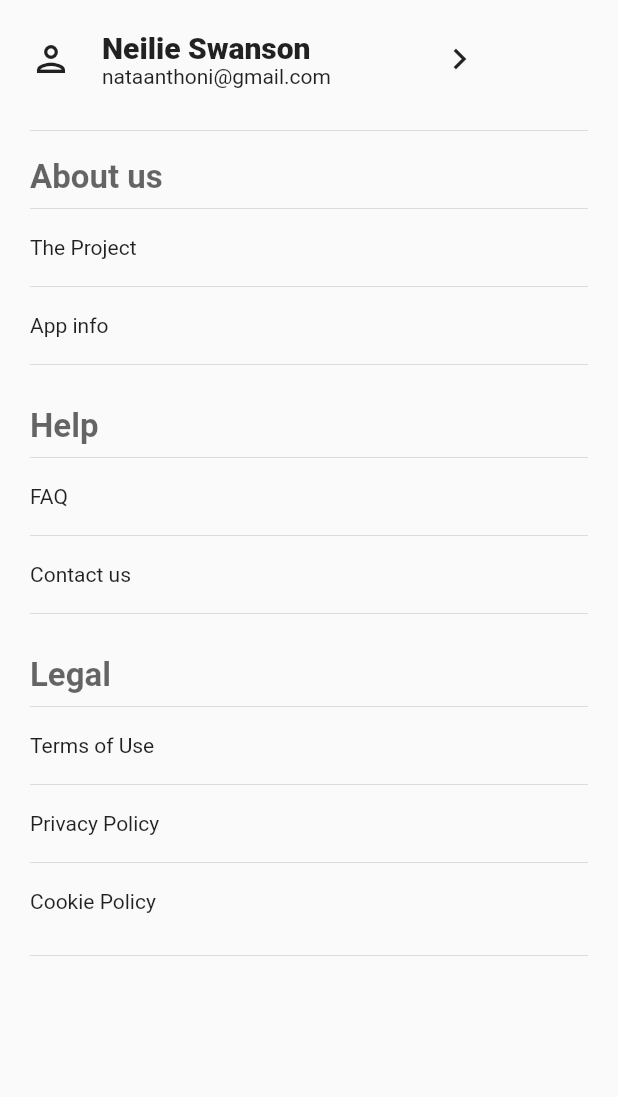
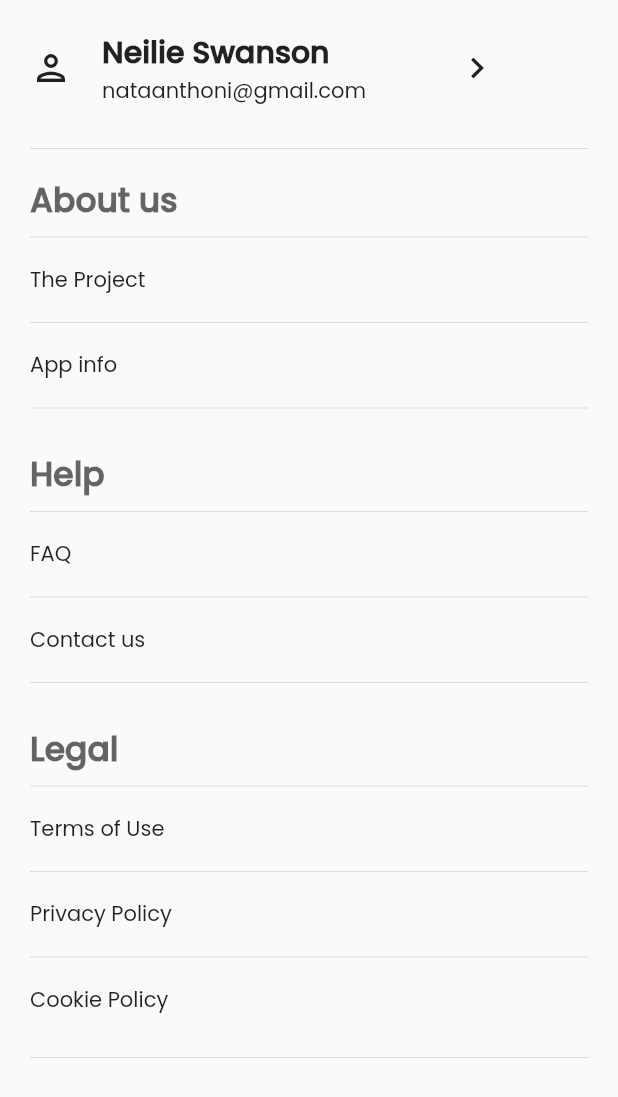
Before and after one commit to Nataanthoni/FlutterBoiler, a Flutter app: the WelcomeScreen screen opened directly, after a tap on "Profile screen", on a phone screen of 412 x 824 dp. Shown: the top 1097 px of the screen. Run offline on Flutter 3.47's test engine with Material 2 defaults, Android fonts, the phone set to English and light mode, and no system bars; our stand-ins replace firebase_auth, firebase_core, google_sign_in; accounts and stored records are empty.

```diff
--- a/lib/account.dart
+++ b/lib/account.dart
@@ -1,5 +1,5 @@
 import 'package:flutter/material.dart';
-import 'package:fluttermag/anaother.dart';
+import 'package:fluttermag/welcome.dart';
 import 'package:fluttermag/sample.dart';
 
 class AccountScreen extends StatelessWidget {
--- a/lib/anaother.dart
+++ /dev/null
@@ -1,162 +0,0 @@
-import 'package:flutter/material.dart';
-import 'package:fluttermag/account.dart';
-import 'package:fluttermag/sample.dart';
-
-class WelcomeScreen extends StatefulWidget {
-  @override
-  _DashboardScreenState createState() => _DashboardScreenState();
-}
-
-class _DashboardScreenState extends State<WelcomeScreen> {
-  @override
-  Widget build(BuildContext context) {
-    return Scaffold(
-      body: SingleChildScrollView(
-        child: Stack(
-          children: [
-            Container(
-              child: Image.network(
-                "https://i.pinimg.com/originals/a8/6f/8f/a86f8f4a04d7236997ef3072f28e233c.jpg",
-                width: MediaQuery.of(context).size.width,
-                height: MediaQuery.of(context).size.height,
-                fit: BoxFit.cover,
-              ),
-            ),
-            Container(
-              width: MediaQuery.of(context).size.width,
-              height: MediaQuery.of(context).size.height,
-              decoration: BoxDecoration(
-                gradient: LinearGradient(
-                  begin: Alignment.topCenter,
-                  colors: [
-                    Colors.black.withOpacity(0.55),
-                    Colors.black.withOpacity(0.85)
-                  ],
-                ),
-              ),
-            ),
-            Positioned(
-                bottom: 30,
-                width: MediaQuery.of(context).size.width,
-                child: Column(
-                  crossAxisAlignment: CrossAxisAlignment.center,
-                  children: [
-                    Container(
-                      padding:
-                          EdgeInsets.symmetric(vertical: 15, horizontal: 30),
-                      margin:
-                          EdgeInsets.symmetric(vertical: 20, horizontal: 20),
-                      decoration: BoxDecoration(
-                        borderRadius: BorderRadius.circular(30),
-                        color: Colors.blue,
-                      ),
-                      child: Center(
-                        child: Text(
-                          "Login with Twitter",
-                          style: TextStyle(
-                              fontSize: 16,
-                              fontWeight: FontWeight.w400,
-                              color: Colors.white),
-                        ),
-                      ),
-                    ),
-                    Container(
-                      padding:
-                          EdgeInsets.symmetric(vertical: 15, horizontal: 20),
-                      margin: EdgeInsets.only(left: 20, right: 20, bottom: 20),
-                      decoration: BoxDecoration(
-                        borderRadius: BorderRadius.circular(30),
-                        color: Colors.red,
-                      ),
-                      child: InkWell(
-                        onTap: () {},
-                        child: Center(
-                          child: Text(
-                            "Login with Google",
-                            style: TextStyle(
-                                fontSize: 16,
-                                fontWeight: FontWeight.w400,
-                                color: Colors.white),
-                          ),
-                        ),
-                      ),
-                    ),
-                    InkWell(
-                      onTap: () {
-                        Navigator.push(
-                          context,
-                          MaterialPageRoute(
-                            builder: (context) => SampleScreen(),
-                          ),
-                        );
-                      },
-                      child: Container(
-                        padding:
-                            EdgeInsets.symmetric(vertical: 15, horizontal: 30),
-                        margin:
-                            EdgeInsets.symmetric(vertical: 0, horizontal: 20),
-                        decoration: BoxDecoration(
-                            borderRadius: BorderRadius.circular(30),
-                            border: Border.all(),
-                            boxShadow: [
-                              BoxShadow(
-                                  color: Colors.black,
-                                  blurRadius: 5,
-                                  offset: Offset(0, 2))
-                            ],
-                            color: Colors.white),
-                        child: Center(
-                          child: Text(
-                            "Login with Facebook",
-                            style: TextStyle(
-                                fontSize: 16,
-                                fontWeight: FontWeight.w400,
-                                color: Colors.black),
-                          ),
-                        ),
-                      ),
-                    ),
-                    Container(
-                      padding:
-                          EdgeInsets.symmetric(vertical: 15, horizontal: 30),
-                      margin: EdgeInsets.symmetric(vertical: 0, horizontal: 20),
-                      child: Center(
-                        child: Text(
-                          "Having trouble logging in?",
-                          style: TextStyle(
-                              fontSize: 14,
-                              fontWeight: FontWeight.w300,
-                              color: Colors.white),
-                        ),
-                      ),
-                    ),
-                    InkWell(
-                      onTap: () {
-                        Navigator.push(
-                          context,
-                          MaterialPageRoute(
-                            builder: (context) => AccountScreen(),
-                          ),
-                        );
-                      },
-                      child: Container(
-                        padding:
-                            EdgeInsets.symmetric(vertical: 15, horizontal: 30),
-                        margin:
-                            EdgeInsets.symmetric(vertical: 0, horizontal: 20),
-                        child: Center(
-                          child: Text(
-                            "Profile screen",
-                            style: TextStyle(color: Colors.white),
-                          ),
-                        ),
-                      ),
-                    ),
-                  ],
-                )),
-          ],
-        ),
-      ),
-    );
-  }
-}
--- a/lib/main.dart
+++ b/lib/main.dart
@@ -1,6 +1,7 @@
 import 'package:firebase_auth/firebase_auth.dart';
 import 'package:flutter/material.dart';
 import 'package:fluttermag/account.dart';
+import 'package:fluttermag/welcome.dart';
 import 'package:fluttermag/home.dart';
 import 'package:fluttermag/login.dart';
 
@@ -16,10 +17,11 @@ class MyApp extends StatelessWidget {
       debugShowCheckedModeBanner: false,
       title: 'Flutter Demo',
       theme: ThemeData(
+        fontFamily: "Poppins-Regular",
         primaryColor: Colors.white,
         visualDensity: VisualDensity.adaptivePlatformDensity,
       ),
-      home: HomeScreen(),
+      home: WelcomeScreen(),
     );
   }
 }
--- /dev/null
+++ b/lib/services/auth.dart
@@ -0,0 +1,44 @@
+import 'package:firebase_auth/firebase_auth.dart';
+import 'package:firebase_core/firebase_core.dart';
+import 'package:google_sign_in/google_sign_in.dart';
+
+FirebaseAuth _auth = FirebaseAuth.instance;
+
+GoogleSignIn _googleSignIn = GoogleSignIn();
+
+Future<String> signInWithGoogle() async {
+  await Firebase.initializeApp();
+
+  final GoogleSignInAccount googleSignInAccount = await _googleSignIn.signIn();
+  final GoogleSignInAuthentication googleSignInAuthentication =
+      await googleSignInAccount.authentication;
+
+  final AuthCredential credential = GoogleAuthProvider.credential(
+    accessToken: googleSignInAuthentication.accessToken,
+    idToken: googleSignInAuthentication.idToken,
+  );
+
+  final UserCredential authResult =
+      await _auth.signInWithCredential(credential);
+  final User user = authResult.user;
+
+  if (user != null) {
+    assert(!user.isAnonymous);
+    assert(await user.getIdToken() != null);
+
+    final User currentUser = _auth.currentUser;
+    assert(user.uid == currentUser.uid);
+
+    print('signInWithGoogle succeeded: $user');
+
+    return '$user';
+  }
+
+  return null;
+}
+
+Future<void> signOutGoogle() async {
+  await _googleSignIn.signOut();
+
+  print("User Signed Out");
+}
--- /dev/null
+++ b/lib/welcome.dart
@@ -0,0 +1,220 @@
+import 'package:flutter/material.dart';
+import 'package:fluttermag/account.dart';
+import 'package:fluttermag/home.dart';
+import 'package:fluttermag/sample.dart';
+import 'package:fluttermag/services/auth.dart';
+
+class WelcomeScreen extends StatefulWidget {
+  @override
+  _DashboardScreenState createState() => _DashboardScreenState();
+}
+
+class _DashboardScreenState extends State<WelcomeScreen> {
+  @override
+  Widget build(BuildContext context) {
+    return Scaffold(
+      backgroundColor: Colors.blueGrey,
+      body: SingleChildScrollView(
+        child: Stack(
+          children: [
+            Container(
+              width: MediaQuery.of(context).size.width,
+              height: MediaQuery.of(context).size.height,
+              decoration: BoxDecoration(
+                gradient: LinearGradient(
+                  begin: Alignment.topCenter,
+                  end: Alignment.bottomCenter,
+                  colors: [Colors.transparent, Colors.black.withOpacity(0.85)],
+                ),
+              ),
+            ),
+            Container(
+                width: MediaQuery.of(context).size.width,
+                padding: EdgeInsets.only(
+                    top: MediaQuery.of(context).size.height * 0.3, left: 20),
+                child: Text(
+                  "Welcome",
+                  style: TextStyle(
+                    fontSize: 30,
+                    color: Colors.white,
+                    fontFamily: "Poppins-Black",
+                  ),
+                )),
+            Container(
+                width: MediaQuery.of(context).size.width,
+                padding: EdgeInsets.only(
+                    top: MediaQuery.of(context).size.height * 0.36, left: 20),
+                child: Text(
+                  "Welcome to this one",
+                  style: TextStyle(
+                    fontSize: 20,
+                    color: Colors.white,
+                    fontWeight: FontWeight.w300,
+                  ),
+                )),
+            Positioned(
+                bottom: 30,
+                width: MediaQuery.of(context).size.width,
+                child: Column(
+                  crossAxisAlignment: CrossAxisAlignment.center,
+                  children: [
+                    Container(
+                      padding:
+                          EdgeInsets.symmetric(vertical: 15, horizontal: 20),
+                      margin: EdgeInsets.only(left: 20, right: 20, bottom: 20),
+                      decoration: BoxDecoration(
+                        borderRadius: BorderRadius.circular(30),
+                        color: Colors.white,
+                      ),
+                      child: InkWell(
+                        onTap: () {
+                          signInWithGoogle().then((result) => {
+                                if (result != null)
+                                  {
+                                    Navigator.of(context).push(
+                                        MaterialPageRoute(
+                                            builder: (contex) => HomeScreen()))
+                                  }
+                              });
+
+                          Scaffold.of(context)
+                              .showSnackBar(SnackBar(content: Text("Pleae")));
+                        }, //end opTap
+                        child: Center(
+                          child: Row(
+                              mainAxisAlignment: MainAxisAlignment.center,
+                              children: [
+                                Image(
+                                    image: AssetImage("assets/google.png"),
+                                    height: 18.0),
+                                SizedBox(
+                                  width: 20,
+                                ),
+                                Text(
+                                  "Login with Google",
+                                  style: TextStyle(
+                                      fontSize: 16,
+                                      fontWeight: FontWeight.w400,
+                                      color: Colors.black),
+                                )
+                              ]),
+                        ),
+                      ),
+                    ),
+                    InkWell(
+                      onTap: () {
+                        Navigator.push(
+                          context,
+                          MaterialPageRoute(
+                            builder: (context) => SampleScreen(),
+                          ),
+                        );
+                      },
+                      child: Container(
+                        padding:
+                            EdgeInsets.symmetric(vertical: 15, horizontal: 30),
+                        margin:
+                            EdgeInsets.symmetric(vertical: 0, horizontal: 20),
+                        decoration: BoxDecoration(
+                            borderRadius: BorderRadius.circular(30),
+                            border: Border.all(),
+                            boxShadow: [
+                              BoxShadow(
+                                  color: Colors.black,
+                                  blurRadius: 5,
+                                  offset: Offset(0, 2))
+                            ],
+                            color: Colors.white),
+                        child: Center(
+                          child: Row(
+                            mainAxisAlignment: MainAxisAlignment.center,
+                            children: [
+                              Image(
+                                  image: AssetImage("assets/facebook.png"),
+                                  height: 18.0),
+                              SizedBox(
+                                width: 20,
+                              ),
+                              Text(
+                                "Login with Facebook",
+                                style: TextStyle(
+                                    fontSize: 16,
+                                    fontWeight: FontWeight.w400,
+                                    color: Colors.black),
+                              ),
+                            ],
+                          ),
+                        ),
+                      ),
+                    ),
+                    Container(
+                      padding:
+                          EdgeInsets.symmetric(vertical: 15, horizontal: 30),
+                      margin:
+                          EdgeInsets.symmetric(vertical: 20, horizontal: 20),
+                      decoration: BoxDecoration(
+                        borderRadius: BorderRadius.circular(30),
+                        color: Colors.white,
+                      ),
+                      child: Row(
+                          mainAxisAlignment: MainAxisAlignment.center,
+                          children: [
+                            Image(
+                                image: AssetImage("assets/twitter.png"),
+                                height: 18.0),
+                            SizedBox(
+                              width: 20,
+                            ),
+                            Text(
+                              "Login with Twitter",
+                              style: TextStyle(
+                                  fontSize: 16,
+                                  fontWeight: FontWeight.w400,
+                                  color: Colors.black),
+                            ),
+                          ]),
+                    ),
+                    Container(
+                      padding:
+                          EdgeInsets.symmetric(vertical: 15, horizontal: 30),
+                      margin: EdgeInsets.symmetric(vertical: 0, horizontal: 20),
+                      child: Center(
+                        child: Text(
+                          "Having trouble logging in?",
+                          style: TextStyle(
+                              fontSize: 14,
+                              fontWeight: FontWeight.w300,
+                              color: Colors.white),
+                        ),
+                      ),
+                    ),
+                    InkWell(
+                      onTap: () {
+                        Navigator.push(
+                          context,
+                          MaterialPageRoute(
+                            builder: (context) => AccountScreen(),
+                          ),
+                        );
+                      },
+                      child: Container(
+                        padding:
+                            EdgeInsets.symmetric(vertical: 15, horizontal: 30),
+                        margin:
+                            EdgeInsets.symmetric(vertical: 0, horizontal: 20),
+                        child: Center(
+                          child: Text(
+                            "Profile screen",
+                            style: TextStyle(color: Colors.white),
+                          ),
+                        ),
+                      ),
+                    ),
+                  ],
+                )),
+          ],
+        ),
+      ),
+    );
+  }
+}
```
Also changed, not shown: pubspec.yaml (+35 -11 lines), assets/facebook.png (added), assets/google.png (added), assets/twitter.png (added), fonts/Poppins-Black.ttf (added), fonts/Poppins-Bold.ttf (added), fonts/Poppins-ExtraBold.ttf (added), fonts/Poppins-ExtraLight.ttf (added), fonts/Poppins-Light.ttf (added), fonts/Poppins-Medium.ttf (added), fonts/Poppins-Regular.ttf (added), fonts/Poppins-SemiBold.ttf (added), fonts/Poppins-Thin.ttf (added), pubspec.lock.
